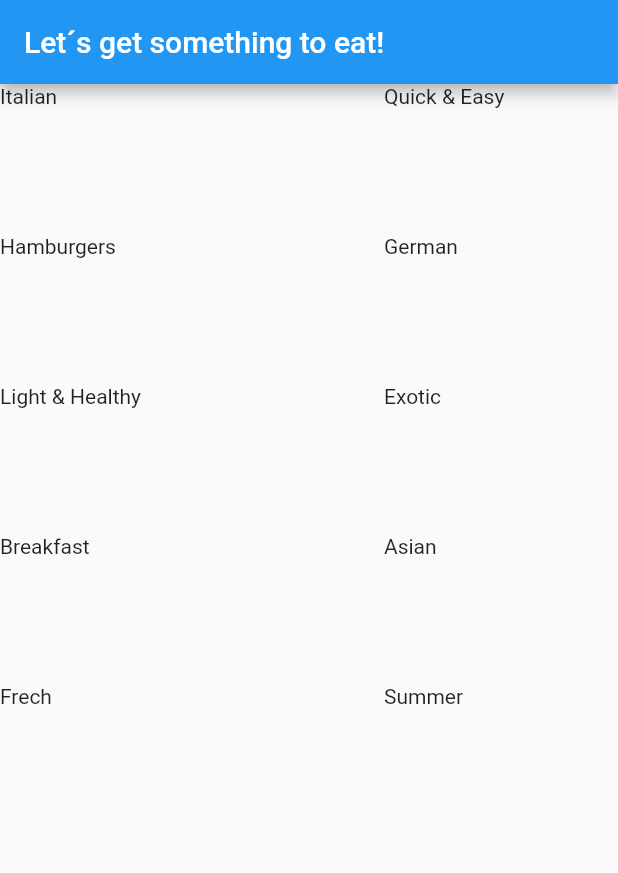
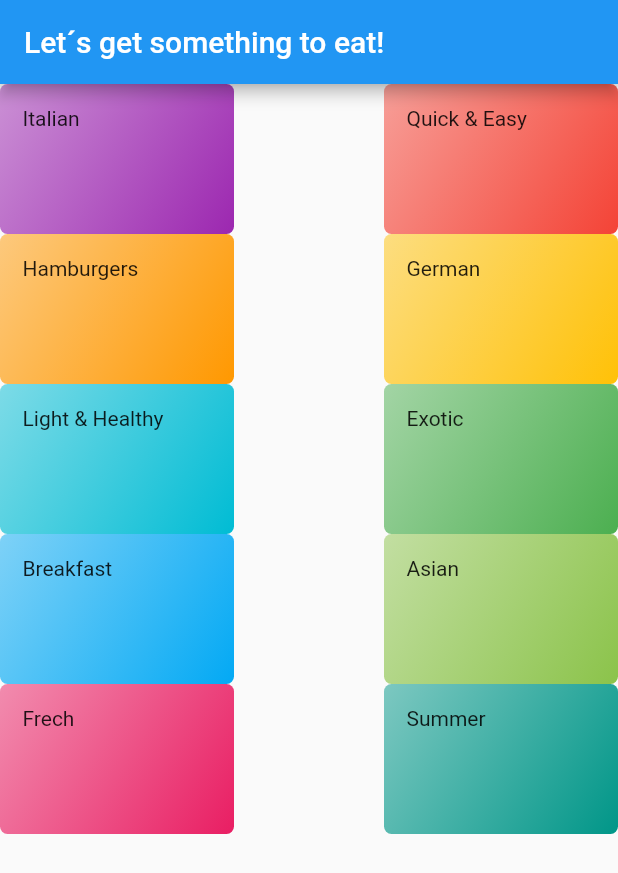
Before and after one commit to Carlxiso/Meals, a Flutter app: the screen it shows after launch, on a phone screen of 412 x 824 dp. Shown: the top 873 px of the screen. Run offline on Flutter 3.47's test engine with Material 2 defaults, Android fonts, the phone set to English and light mode, and no system bars.

Commit message:
Styling GridView

```diff
--- a/meals/lib/components/category_item.dart
+++ b/meals/lib/components/category_item.dart
@@ -16,7 +16,24 @@ class CategoryItem extends StatelessWidget {
   @override
   Widget build(BuildContext context) {
     return Container(
+      padding: const EdgeInsets.all(15),
       child: Text(category.title),
+      decoration: BoxDecoration(
+        borderRadius: BorderRadius.circular(5),
+        gradient: LinearGradient(
+          colors: [
+            /// A primeira cor vai ser a cor passada com uma opacidade
+            category.color.withOpacity(0.5),
+
+            /// A segunda cor vai ser a cor passada solida
+            category.color,
+          ],
+
+          /// Onde vai começar o gradient
+          begin: Alignment.topLeft,
+          end: Alignment.bottomRight,
+        ),
+      ),
     );
   }
 }
```
